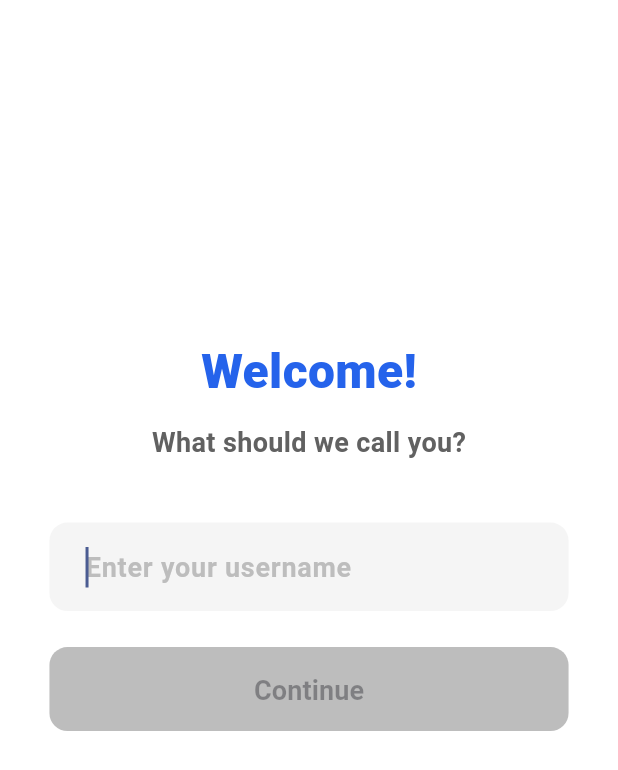
After one commit to isaiahsam/SignaSure-Web, a Flutter app: the UsernamePromptScreen screen opened directly, on a phone screen of 412 x 824 dp. The commit adds this screen. Shown: the top 770 px of the screen. Run offline on Flutter 3.47's test engine with Material 3 defaults, Android fonts, the phone set to English and light mode, and no system bars; our stand-ins replace camera, file_picker, firebase_auth, firebase_core, flutter_spinkit, fluttertoast and 5 more; missing offline and left inert: google_mlkit_text_recognition; accounts and stored records are empty.

Commit message:
WORKING ON ANDROID

```diff
--- /dev/null
+++ b/lib/screens/username_prompt_screen.dart
@@ -0,0 +1,144 @@
+import 'package:flutter/material.dart';
+import 'package:provider/provider.dart';
+import '../providers/user_provider.dart';
+import '../providers/theme_provider.dart';
+import 'main_screen.dart';
+
+class UsernamePromptScreen extends StatefulWidget {
+  const UsernamePromptScreen({super.key});
+
+  @override
+  State<UsernamePromptScreen> createState() => _UsernamePromptScreenState();
+}
+
+class _UsernamePromptScreenState extends State<UsernamePromptScreen> {
+  final TextEditingController _usernameController = TextEditingController();
+  bool _isValid = false;
+
+  @override
+  void dispose() {
+    _usernameController.dispose();
+    super.dispose();
+  }
+
+  void _validateInput(String value) {
+    setState(() {
+      _isValid = value.trim().isNotEmpty;
+    });
+  }
+
+  Future<void> _saveUsername() async {
+    if (_usernameController.text.trim().isEmpty) return;
+
+    final userProvider = Provider.of<UserProvider>(context, listen: false);
+    await userProvider.updateUserName(_usernameController.text.trim());
+
+    if (mounted) {
+      Navigator.pushReplacement(
+        context,
+        MaterialPageRoute(builder: (context) => const MainScreen()),
+      );
+    }
+  }
+
+  @override
+  Widget build(BuildContext context) {
+    final screenWidth = MediaQuery.of(context).size.width;
+    final themeProvider = Provider.of<ThemeProvider>(context);
+    final isDark = themeProvider.isDarkMode;
+
+    return Scaffold(
+      backgroundColor: isDark ? const Color(0xFF1A1A1A) : Colors.white,
+      body: SafeArea(
+        child: Padding(
+          padding: EdgeInsets.symmetric(horizontal: screenWidth * 0.08),
+          child: Column(
+            mainAxisAlignment: MainAxisAlignment.center,
+            children: [
+              const Spacer(flex: 2),
+
+              // Welcome text
+              Text(
+                'Welcome!',
+                style: TextStyle(
+                  fontSize: 32,
+                  fontWeight: FontWeight.w900,
+                  color: isDark ? const Color(0xFF3B82F6) : const Color(0xFF2563EB),
+                ),
+              ),
+              const SizedBox(height: 12),
+              Text(
+                'What should we call you?',
+                style: TextStyle(
+                  fontSize: 18,
+                  fontWeight: FontWeight.w600,
+                  color: isDark ? Colors.grey[400] : Colors.grey[700],
+                ),
+              ),
+
+              const SizedBox(height: 40),
+
+              // Username input
+              TextField(
+                controller: _usernameController,
+                autofocus: true,
+                style: TextStyle(
+                  fontSize: 18,
+                  fontWeight: FontWeight.w600,
+                  color: isDark ? Colors.white : Colors.black,
+                ),
+                decoration: InputDecoration(
+                  hintText: 'Enter your username',
+                  hintStyle: TextStyle(
+                    color: isDark ? Colors.grey[600] : Colors.grey[400],
+                  ),
+                  filled: true,
+                  fillColor: isDark ? const Color(0xFF252525) : const Color(0xFFF5F5F5),
+                  border: OutlineInputBorder(
+                    borderRadius: BorderRadius.circular(12),
+                    borderSide: BorderSide.none,
+                  ),
+                  contentPadding: const EdgeInsets.symmetric(
+                    horizontal: 20,
+                    vertical: 16,
+                  ),
+                ),
+                onChanged: _validateInput,
+                onSubmitted: (_) => _isValid ? _saveUsername() : null,
+              ),
+
+              const SizedBox(height: 24),
+
+              // Continue button
+              SizedBox(
+                width: double.infinity,
+                height: 56,
+                child: ElevatedButton(
+                  onPressed: _isValid ? _saveUsername : null,
+                  style: ElevatedButton.styleFrom(
+                    backgroundColor: const Color(0xFF2563EB),
+                    foregroundColor: Colors.white,
+                    shape: RoundedRectangleBorder(
+                      borderRadius: BorderRadius.circular(12),
+                    ),
+                    elevation: 3,
+                    disabledBackgroundColor: Colors.grey[400],
+                  ),
+                  child: const Text(
+                    'Continue',
+                    style: TextStyle(
+                      fontSize: 18,
+                      fontWeight: FontWeight.w700,
+                    ),
+                  ),
+                ),
+              ),
+
+              const Spacer(flex: 3),
+            ],
+          ),
+        ),
+      ),
+    );
+  }
+}
```
Also changed, not shown: lib/screens/history_screen.dart (+10 -15 lines), lib/screens/image_review_screen.dart (added, +334 -0 lines), lib/screens/landing_screen.dart (+4 -12 lines), lib/screens/scan_screen.dart (+33 -94 lines), .claude/settings.local.json, 3 other files.
